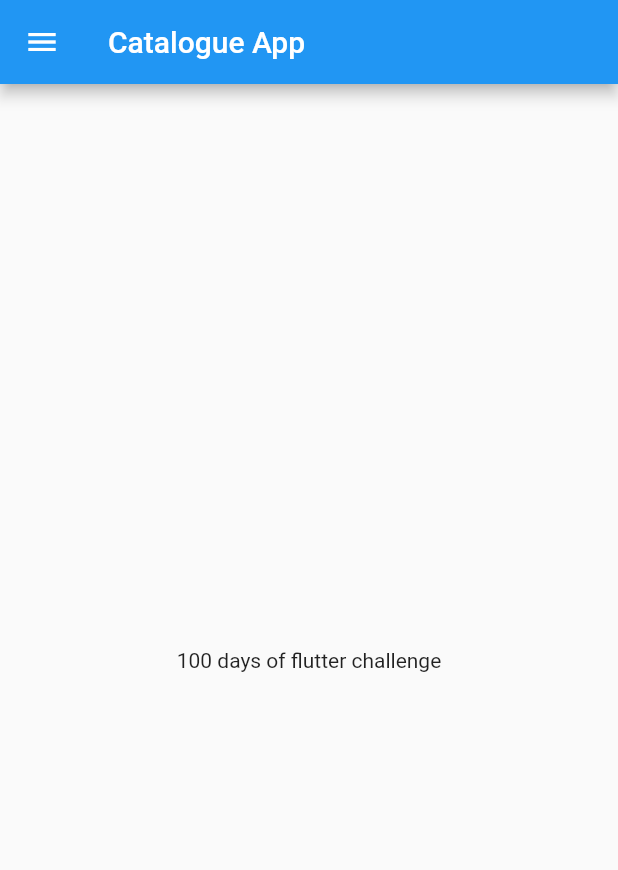
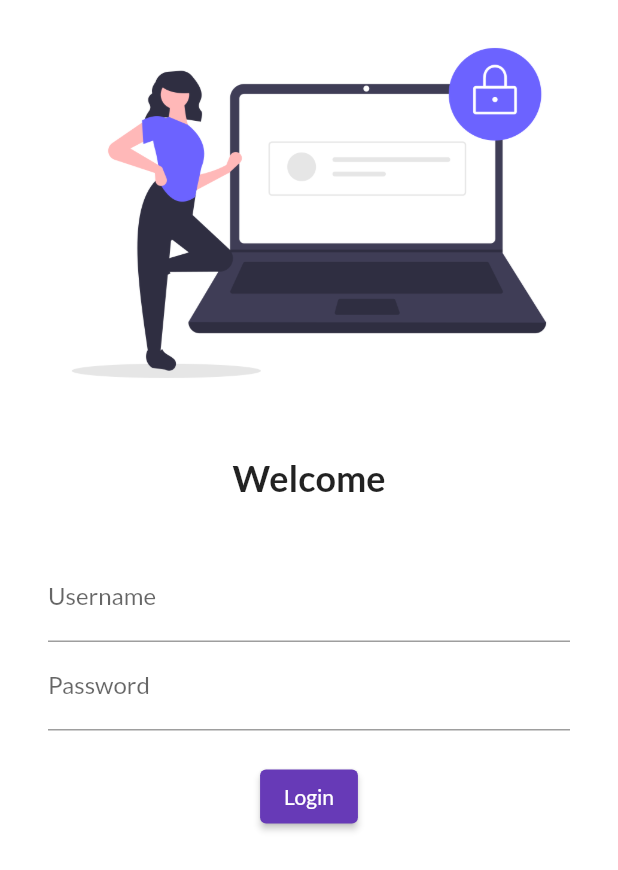
Before and after one commit to AdhyanG/30daysFlutter, a Flutter app: the screen it shows after launch, on a phone screen of 412 x 824 dp. Shown: the top 870 px of the screen. Run offline on Flutter 3.47's test engine with Material 2 defaults, Android fonts, the phone set to English and light mode, and no system bars; our stand-ins replace google_fonts.

Commit message:
Day_4 completed

```diff
--- a/lib/main.dart
+++ b/lib/main.dart
@@ -1,5 +1,7 @@
 import 'package:flutter/material.dart';
-import 'package:flutter_application_1/home_page.dart';
+import 'package:flutter_application_1/pages/home_page.dart';
+import 'package:flutter_application_1/pages/login_page.dart';
+import 'package:google_fonts/google_fonts.dart';
 
 void main(List<String> args) {
   runApp(MyApp());
@@ -12,7 +14,27 @@ class MyApp extends StatelessWidget {
   Widget build(BuildContext context) {
 
     return MaterialApp(
-      home:HomePage(),
+
+        // home:HomePage(),
+      themeMode: ThemeMode.light,
+      theme: ThemeData(
+        primarySwatch: Colors.deepPurple,
+        fontFamily: GoogleFonts.lato().fontFamily,
+        primaryTextTheme: GoogleFonts.latoTextTheme(),
+
+
+      ),
+      darkTheme: ThemeData(
+        brightness: Brightness.dark,
+      ),
+
+    // initialRoute: "/LoginPage()",
+    routes: {
+      "/":(context) => LoginPage(),
+      "/home":(context) => HomePage(),
+      "/login":(context) => LoginPage()
+
+    },
     );
   }
 }
--- /dev/null
+++ b/lib/pages/login_page.dart
@@ -0,0 +1,61 @@
+import 'package:flutter/src/widgets/container.dart';
+import 'package:flutter/src/widgets/framework.dart';
+import 'package:flutter/material.dart';
+
+void main(List<String> args) {}
+
+class LoginPage extends StatelessWidget {
+  @override
+  Widget build(BuildContext context) {
+    return Material(
+        color: Colors.white,
+        child: Column(
+          children: [
+            Image.asset(
+              "assets/images/login.png",
+              fit: BoxFit.fill,
+            ),
+            SizedBox(
+              height: 20.0,
+            ),
+            Text("Welcome",
+                style: TextStyle(
+                  fontSize: 24,
+                  fontWeight: FontWeight.bold,
+                )),
+            SizedBox(
+              height: 20,
+            ),
+            Padding(
+              padding: const EdgeInsets.symmetric(vertical: 16, horizontal: 32),
+              child: Column(
+                children: [
+                  TextFormField(
+                    decoration: InputDecoration(
+                      hintText: "Enter Username",
+                      labelText: "Username",
+                    ),
+                  ),
+                  TextFormField(
+                    obscureText: true,
+                    decoration: InputDecoration(
+                      hintText: "Enter password",
+                      labelText: "Password",
+                    ),
+                  ),
+                  SizedBox(
+                    height: 20.0,
+                  ),
+                  ElevatedButton(
+                      onPressed: (() {
+                        print("Hy adhyan");
+                      }
+                      ),
+                      child: Text("Login"))
+                ],
+              ),
+            )
+          ],
+        ));
+  }
+}
```
Also changed, not shown: pubspec.yaml (+4 -3 lines), assets/images/login.png (added), lib/pages/home_page.dart (renamed from lib/home_page.dart), pubspec.lock, 1 other file.
